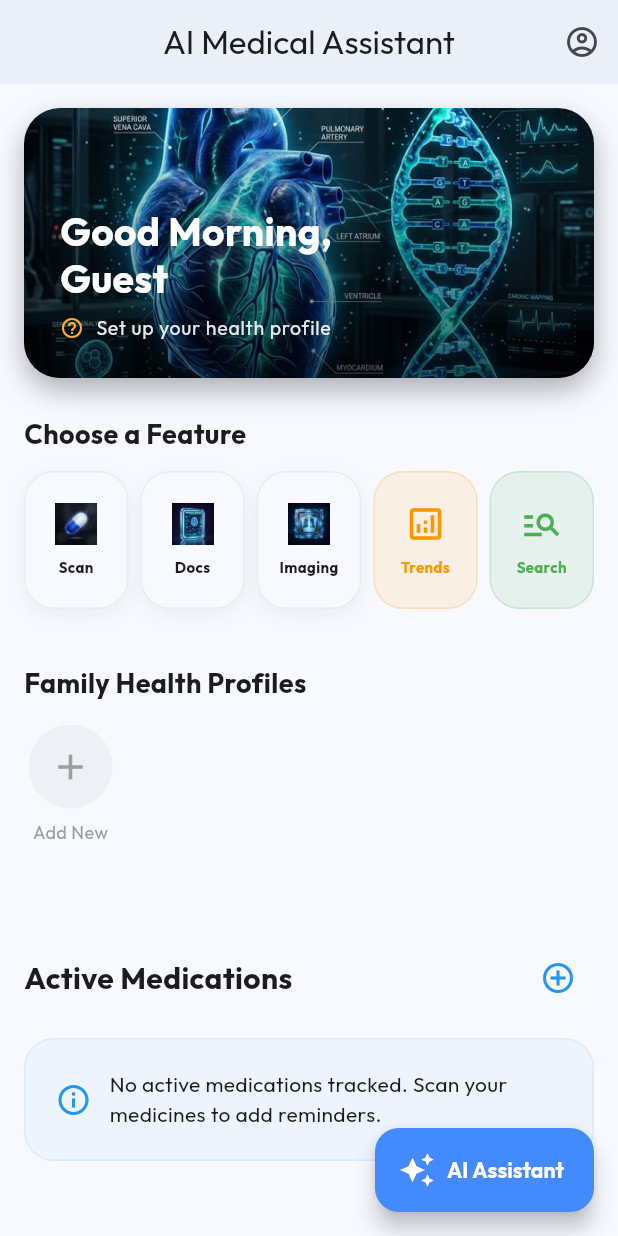
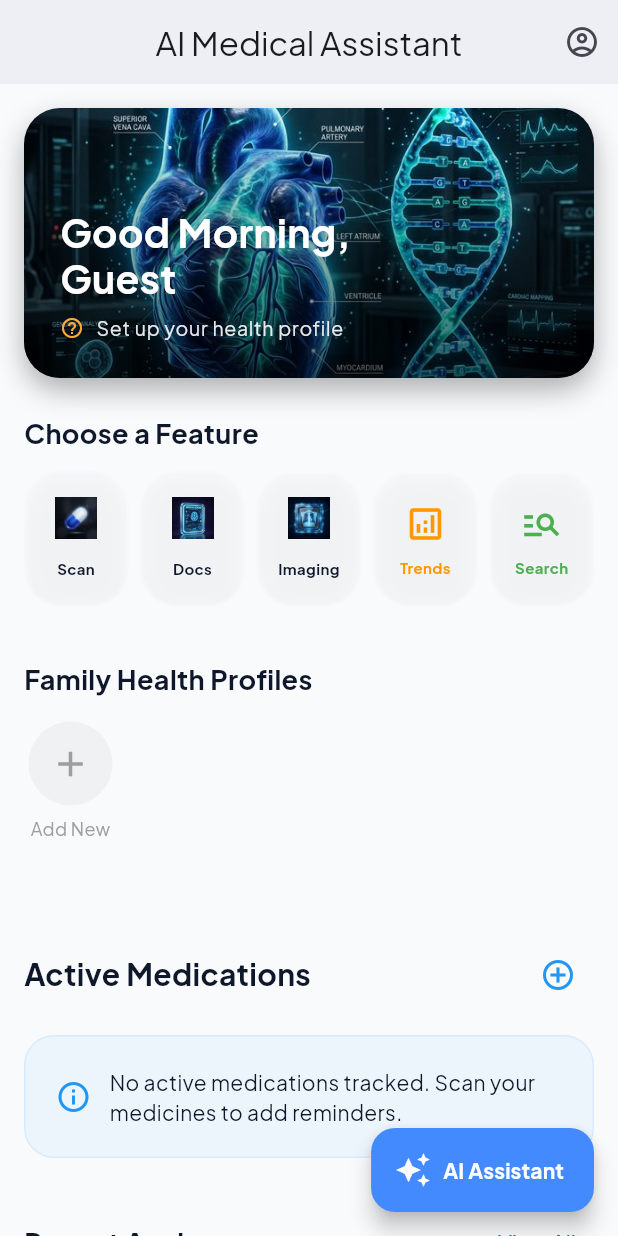
Before and after one commit to Imposter-zx/AI_MEDICAMENT_SCANNER, a Flutter app: the screen it shows after launch, on a phone screen of 412 x 824 dp. Run offline on Flutter 3.47's test engine with Material 3 defaults, Android fonts, the light colour scheme and no system bars; our stand-ins replace confetti, fl_chart, flutter_local_notifications, flutter_timezone, google_fonts, image_picker and 4 more; missing offline and left inert: google_mlkit_text_recognition.

Commit message:
Update app design with premium components

```diff
--- a/lib/main.dart
+++ b/lib/main.dart
@@ -35,19 +35,92 @@ class MyApp extends StatelessWidget {
         debugShowCheckedModeBanner: false,
         theme: ThemeData(
           colorScheme: ColorScheme.fromSeed(
-            seedColor: const Color(0xFF2196F3),
+            seedColor: const Color(0xFF1E3A8A), // Deep Blue
+            primary: const Color(0xFF2563EB),
+            secondary: const Color(0xFF0D9488), // Teal
+            surface: const Color(0xFFF8FAFC),
+            background: const Color(0xFFF1F5F9),
             brightness: Brightness.light,
           ),
           useMaterial3: true,
-          textTheme: GoogleFonts.outfitTextTheme(),
+          textTheme: GoogleFonts.plusJakartaSansTextTheme().apply(
+            bodyColor: const Color(0xFF0F172A),
+            displayColor: const Color(0xFF0F172A),
+          ),
+          cardTheme: CardTheme(
+            elevation: 8,
+            shadowColor: const Color(0xFF2563EB).withOpacity(0.1),
+            shape: RoundedRectangleBorder(borderRadius: BorderRadius.circular(24)),
+            clipBehavior: Clip.antiAlias,
+          ),
+          elevatedButtonTheme: ElevatedButtonThemeData(
+            style: ElevatedButton.styleFrom(
+              elevation: 0,
+              padding: const EdgeInsets.symmetric(horizontal: 24, vertical: 16),
+              shape: RoundedRectangleBorder(borderRadius: BorderRadius.circular(16)),
+            ),
+          ),
+          inputDecorationTheme: InputDecorationTheme(
+            filled: true,
+            fillColor: Colors.white,
+            border: OutlineInputBorder(
+              borderRadius: BorderRadius.circular(16),
+              borderSide: BorderSide.none,
+            ),
+            enabledBorder: OutlineInputBorder(
+              borderRadius: BorderRadius.circular(16),
+              borderSide: BorderSide(color: Colors.grey.shade200),
+            ),
+            focusedBorder: OutlineInputBorder(
+              borderRadius: BorderRadius.circular(16),
+              borderSide: const BorderSide(color: Color(0xFF2563EB), width: 2),
+            ),
+          ),
         ),
         darkTheme: ThemeData(
           colorScheme: ColorScheme.fromSeed(
-            seedColor: const Color(0xFF2196F3),
+            seedColor: const Color(0xFF3B82F6),
+            primary: const Color(0xFF3B82F6),
+            secondary: const Color(0xFF14B8A6),
+            surface: const Color(0xFF1E293B),
+            background: const Color(0xFF0F172A),
             brightness: Brightness.dark,
           ),
           useMaterial3: true,
-          textTheme: GoogleFonts.outfitTextTheme(ThemeData.dark().textTheme),
+          textTheme: GoogleFonts.plusJakartaSansTextTheme(ThemeData.dark().textTheme).apply(
+            bodyColor: const Color(0xFFF8FAFC),
+            displayColor: const Color(0xFFF8FAFC),
+          ),
+          cardTheme: CardTheme(
+            elevation: 8,
+            shadowColor: Colors.black26,
+            shape: RoundedRectangleBorder(borderRadius: BorderRadius.circular(24)),
+            clipBehavior: Clip.antiAlias,
+            color: const Color(0xFF1E293B),
+          ),
+          elevatedButtonTheme: ElevatedButtonThemeData(
+            style: ElevatedButton.styleFrom(
+              elevation: 0,
+              padding: const EdgeInsets.symmetric(horizontal: 24, vertical: 16),
+              shape: RoundedRectangleBorder(borderRadius: BorderRadius.circular(16)),
+            ),
+          ),
+          inputDecorationTheme: InputDecorationTheme(
+            filled: true,
+            fillColor: const Color(0xFF1E293B),
+            border: OutlineInputBorder(
+              borderRadius: BorderRadius.circular(16),
+              borderSide: BorderSide.none,
+            ),
+            enabledBorder: OutlineInputBorder(
+              borderRadius: BorderRadius.circular(16),
+              borderSide: const BorderSide(color: Color(0xFF334155)),
+            ),
+            focusedBorder: OutlineInputBorder(
+              borderRadius: BorderRadius.circular(16),
+              borderSide: const BorderSide(color: Color(0xFF3B82F6), width: 2),
+            ),
+          ),
         ),
         themeMode: ThemeMode.system,
         home: const HomeScreen(),
--- a/lib/screens/home_screen.dart
+++ b/lib/screens/home_screen.dart
@@ -6,6 +6,7 @@ import '../providers/user_profile_provider.dart';
 import '../providers/reminder_provider.dart';
 import '../models/reminder_model.dart';
 import '../models/models.dart';
+import '../widgets/premium_widgets.dart';
 
 class HomeScreen extends StatefulWidget {
   const HomeScreen({super.key});
@@ -311,16 +312,10 @@ class _HomeScreenState extends State<HomeScreen> {
   }
 
   Widget _buildActionCard(BuildContext context, IconData icon, String title, String route, Color color) {
-    return InkWell(
+    return GlassCard(
       onTap: () => Navigator.pushNamed(context, route),
-      borderRadius: BorderRadius.circular(20),
-      child: Container(
       padding: const EdgeInsets.symmetric(vertical: 20, horizontal: 4),
-        decoration: BoxDecoration(
-          color: color.withOpacity(0.1),
-          borderRadius: BorderRadius.circular(20),
-          border: Border.all(color: color.withOpacity(0.2)),
-        ),
+      height: 90,
       child: Column(
         children: [
           Icon(icon, color: color, size: 28),
@@ -332,35 +327,24 @@ class _HomeScreenState extends State<HomeScreen> {
           ),
         ],
       ),
-      ),
     );
   }
 
   Widget _buildSmallFeatureCard(BuildContext context, String assetPath, String title, String route) {
-    return InkWell(
+    return GlassCard(
       onTap: () => Navigator.pushNamed(context, route),
-      borderRadius: BorderRadius.circular(20),
-      child: Container(
-        padding: const EdgeInsets.symmetric(vertical: 20, horizontal: 4),
-        decoration: BoxDecoration(
-          color: Theme.of(context).cardColor,
-          borderRadius: BorderRadius.circular(20),
-          border: Border.all(color: Theme.of(context).dividerColor.withOpacity(0.1)),
-          boxShadow: [
-            BoxShadow(color: Colors.black.withOpacity(0.05), blurRadius: 10, offset: const Offset(0, 4)),
-          ],
-        ),
+      padding: const EdgeInsets.symmetric(vertical: 16, horizontal: 4),
+      height: 90,
       child: Column(
         children: [
           Image.asset(assetPath, height: 28, width: 28),
-            const SizedBox(height: 8),
+          const Spacer(),
           Text(
             title,
             textAlign: TextAlign.center,
             style: const TextStyle(fontWeight: FontWeight.bold, fontSize: 10),
           ),
         ],
-        ),
       ),
     );
   }
@@ -497,16 +481,10 @@ class _HomeScreenState extends State<HomeScreen> {
 
     return Container(
       width: 240,
-      margin: const EdgeInsets.only(right: 16),
+      margin: const EdgeInsets.only(right: 16, bottom: 8),
+      child: GlassCard(
         padding: const EdgeInsets.all(16),
-      decoration: BoxDecoration(
-        color: isTakenToday ? Colors.green.withOpacity(0.05) : Colors.white,
-        borderRadius: BorderRadius.circular(24),
-        border: Border.all(color: isTakenToday ? Colors.green.withOpacity(0.3) : Colors.grey.withOpacity(0.2)),
-        boxShadow: [
-          BoxShadow(color: Colors.black.withOpacity(0.04), blurRadius: 10, offset: const Offset(0, 4)),
-        ],
-      ),
+        height: 160,
         child: Column(
           crossAxisAlignment: CrossAxisAlignment.start,
           children: [
@@ -539,24 +517,25 @@ class _HomeScreenState extends State<HomeScreen> {
             const Spacer(),
             SizedBox(
               width: double.infinity,
-            child: ElevatedButton(
-              onPressed: isTakenToday ? null : () {
+              child: isTakenToday ? ElevatedButton(
+                onPressed: null,
+                style: ElevatedButton.styleFrom(
+                  padding: const EdgeInsets.symmetric(vertical: 10),
+                  shape: RoundedRectangleBorder(borderRadius: BorderRadius.circular(12)),
+                ),
+                child: const Text('Taken', style: TextStyle(fontWeight: FontWeight.bold)),
+              ) : GradientButton(
+                text: 'Mark Taken',
+                onPressed: () {
                   provider.markAsTaken(reminder.id);
                   ScaffoldMessenger.of(context).showSnackBar(
                     SnackBar(content: Text('Marked ${reminder.medicationName} as taken!'), backgroundColor: Colors.green),
                   );
                 },
-              style: ElevatedButton.styleFrom(
-                backgroundColor: Colors.blue,
-                foregroundColor: Colors.white,
-                elevation: 0,
-                padding: const EdgeInsets.symmetric(vertical: 10),
-                shape: RoundedRectangleBorder(borderRadius: BorderRadius.circular(12)),
-              ),
-              child: Text(isTakenToday ? 'Taken' : 'Mark Taken', style: const TextStyle(fontWeight: FontWeight.bold)),
               ),
             ),
           ],
+        ),
       ),
     );
   }
--- /dev/null
+++ b/lib/widgets/premium_widgets.dart
@@ -0,0 +1,170 @@
+import 'package:flutter/material.dart';
+import 'dart:ui';
+
+class GlassCard extends StatelessWidget {
+  final Widget child;
+  final double width;
+  final double height;
+  final EdgeInsetsGeometry padding;
+  final double borderRadius;
+  final VoidCallback? onTap;
+
+  const GlassCard({
+    Key? key,
+    required this.child,
+    this.width = double.infinity,
+    this.height = 120,
+    this.padding = const EdgeInsets.all(20),
+    this.borderRadius = 24,
+    this.onTap,
+  }) : super(key: key);
+
+  @override
+  Widget build(BuildContext context) {
+    return GestureDetector(
+      onTap: onTap,
+      child: ClipRRect(
+        borderRadius: BorderRadius.circular(borderRadius),
+        child: BackdropFilter(
+          filter: ImageFilter.blur(sigmaX: 10, sigmaY: 10),
+          child: Container(
+            width: width,
+            height: height,
+            padding: padding,
+            decoration: BoxDecoration(
+              color: Theme.of(context).colorScheme.surface.withOpacity(0.4),
+              borderRadius: BorderRadius.circular(borderRadius),
+              border: Border.all(
+                color: Colors.white.withOpacity(0.2),
+                width: 1.5,
+              ),
+              boxShadow: [
+                BoxShadow(
+                  color: Colors.black.withOpacity(0.05),
+                  blurRadius: 10,
+                  spreadRadius: 1,
+                  offset: const Offset(0, 4),
+                ),
+              ],
+            ),
+            child: child,
+          ),
+        ),
+      ),
+    );
+  }
+}
+
+class GradientButton extends StatelessWidget {
+  final String text;
+  final VoidCallback onPressed;
+  final IconData? icon;
+
+  const GradientButton({
+    Key? key,
+    required this.text,
+    required this.onPressed,
+    this.icon,
+  }) : super(key: key);
+
+  @override
+  Widget build(BuildContext context) {
+    return Container(
+      decoration: BoxDecoration(
+        borderRadius: BorderRadius.circular(16),
+        gradient: LinearGradient(
+          colors: [
+            Theme.of(context).colorScheme.primary,
+            Theme.of(context).colorScheme.secondary,
+          ],
+          begin: Alignment.topLeft,
+          end: Alignment.bottomRight,
+        ),
+        boxShadow: [
+          BoxShadow(
+            color: Theme.of(context).colorScheme.primary.withOpacity(0.3),
+            blurRadius: 8,
+            offset: const Offset(0, 4),
+          ),
+        ],
+      ),
+      child: Material(
+        color: Colors.transparent,
+        child: InkWell(
+          borderRadius: BorderRadius.circular(16),
+          onTap: onPressed,
+          child: Padding(
+            padding: const EdgeInsets.symmetric(horizontal: 24, vertical: 16),
+            child: Row(
+              mainAxisSize: MainAxisSize.min,
+              mainAxisAlignment: MainAxisAlignment.center,
+              children: [
+                if (icon != null) ...[
+                  Icon(icon, color: Colors.white),
+                  const SizedBox(width: 8),
+                ],
+                Text(
+                  text,
+                  style: const TextStyle(
+                    color: Colors.white,
+                    fontWeight: FontWeight.bold,
+                    fontSize: 16,
+                  ),
+                ),
+              ],
+            ),
+          ),
+        ),
+      ),
+    );
+  }
+}
+
+class AnimatedPageHeader extends StatelessWidget {
+  final String title;
+  final String? subtitle;
+
+  const AnimatedPageHeader({
+    Key? key,
+    required this.title,
+    this.subtitle,
+  }) : super(key: key);
+
+  @override
+  Widget build(BuildContext context) {
+    return Container(
+      padding: const EdgeInsets.fromLTRB(20, 40, 20, 20),
+      decoration: BoxDecoration(
+        gradient: LinearGradient(
+          colors: [
+            Theme.of(context).colorScheme.primary.withOpacity(0.1),
+            Theme.of(context).colorScheme.surface,
+          ],
+          begin: Alignment.topCenter,
+          end: Alignment.bottomCenter,
+        ),
+      ),
+      child: Column(
+        crossAxisAlignment: CrossAxisAlignment.start,
+        children: [
+          Text(
+            title,
+            style: Theme.of(context).textTheme.headlineMedium?.copyWith(
+                  fontWeight: FontWeight.bold,
+                  color: Theme.of(context).colorScheme.primary,
+                ),
+          ),
+          if (subtitle != null) ...[
+            const SizedBox(height: 8),
+            Text(
+              subtitle!,
+              style: Theme.of(context).textTheme.bodyLarge?.copyWith(
+                    color: Theme.of(context).colorScheme.onSurface.withOpacity(0.7),
+                  ),
+            ),
+          ]
+        ],
+      ),
+    );
+  }
+}
```
Also changed, not shown: lib/screens/document_analysis_screen.dart (+11 -17 lines), lib/screens/medication_search_screen.dart (+19 -29 lines). Lines whose indentation alone changed are shown as unchanged.
